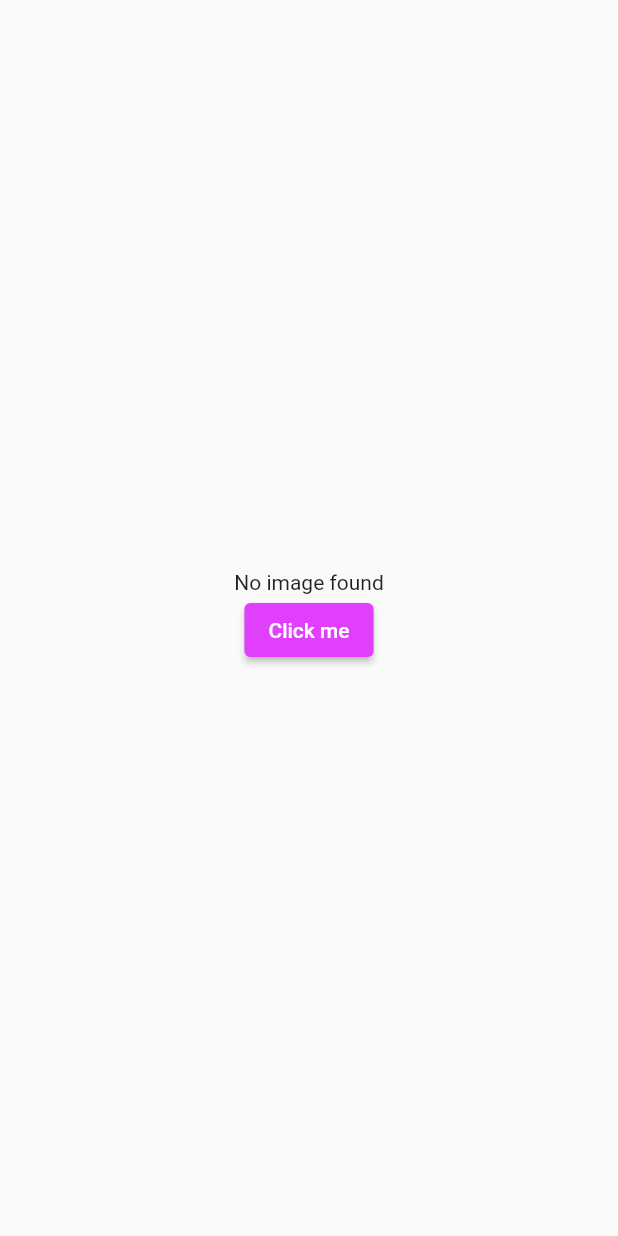
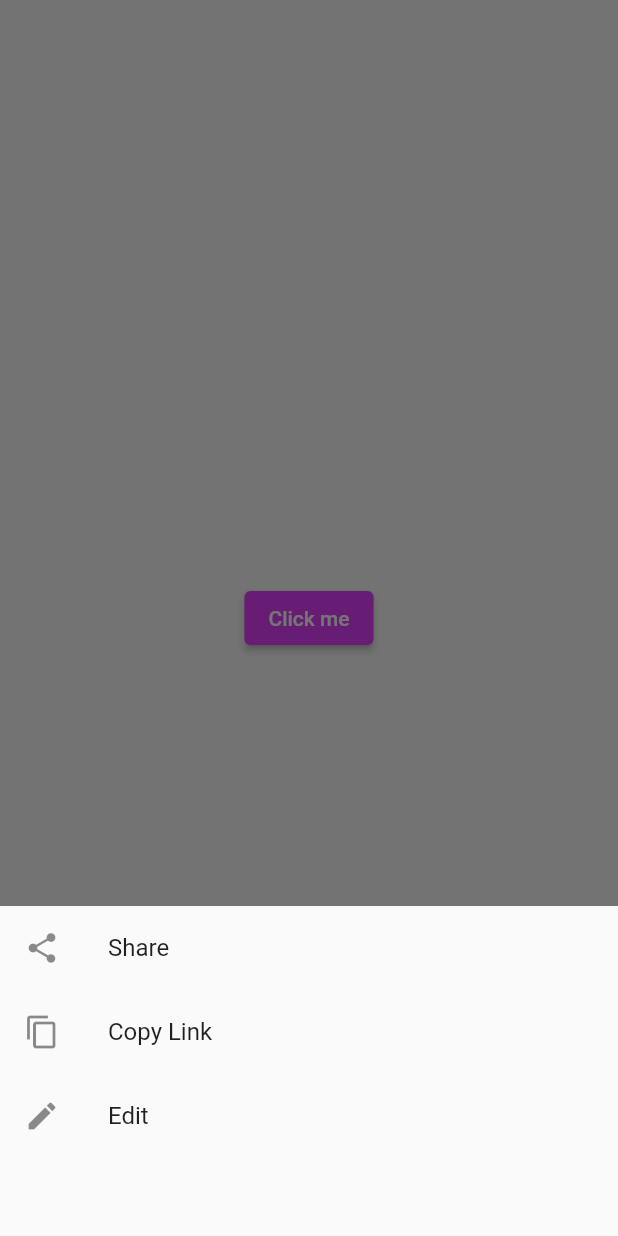
Before and after one commit to Ashraful1599/flutter, a Flutter app: the screen it shows after launch, after a tap on "Click me", on a phone screen of 412 x 824 dp. Run offline on Flutter 3.47's test engine with Material 2 defaults, Android fonts, the phone set to English and light mode, and no system bars; our stand-ins replace image_picker.

```diff
--- a/lib/main.dart
+++ b/lib/main.dart
@@ -15,73 +15,6 @@ void main() {
     child: const PageViewClass(),
   ));
 }
-
-// class MyApp extends StatelessWidget {
-//   const MyApp({super.key});
-//
-//   // This widget is the root of your application.
-//   @override
-//   Widget build(BuildContext context) {
-//     return MaterialApp(debugShowCheckedModeBanner: false, home: HomePage());
-//   }
-// }
-//
-// class HomePage extends StatelessWidget {
-//   // const HomePage({Key? key}) : super(key: key);
-//
-//   @override
-//   Widget build(BuildContext context) {
-//     var width = MediaQuery.of(context).size.width;
-//     return SafeArea(
-//       child: Scaffold(
-//           floatingActionButton: FloatingActionButton(
-//             child: Icon(
-//               Icons.add,
-//               size: 30,
-//             ),
-//             onPressed: () {
-//               print("Clicked");
-//             },
-//           ),
-//           backgroundColor: Colors.deepPurpleAccent,
-//           appBar: AppBar(
-//             title: const Text("This is a title"),
-//             centerTitle: true,
-//             leading: const Icon(Icons.menu, size: 30),
-//             actions: [
-//               IconButton(
-//                 icon: Icon(
-//                   Icons.add_circle_outline,
-//                   size: 30,
-//                 ),
-//                 onPressed: () {
-//                   print('e');
-//                 },
-//               )
-//             ],
-//           ),
-//           body: Row(
-//             children: [
-//               Expanded(
-//                   flex: 2,
-//                   child: Container(
-//                     color: Colors.yellowAccent,
-//                   )),
-//               Expanded(
-//                   flex: 1,
-//                   child: Container(
-//                     color: Colors.red,
-//                   )),
-//               Expanded(
-//                   flex: 2,
-//                   child: Container(
-//                     color: Colors.black,
-//                   )),
-//             ],
-//           )),
-//     );
-//   }
-// }
 
 class PageViewClass extends StatefulWidget {
   const PageViewClass({Key? key}) : super(key: key);
@@ -116,7 +49,6 @@ class _PageViewState extends State<PageViewClass> {
 
   @override
   Widget build(BuildContext context) {
-
     var providerData = Provider.of<ReceiveData>(context);
     print(providerData.image);
     return MaterialApp(
@@ -127,19 +59,41 @@ class _PageViewState extends State<PageViewClass> {
             child: Column(
               mainAxisAlignment: MainAxisAlignment.center,
               children: [
-            //Text("You clicked " + providerData.value.toString() + " times"),
-
-    //        providerData._image == null? Text("No image found"): Image.file(providerData._image),
-            providerData.image == null? Text("No image found"): Image.file(providerData.image as File),
-            ElevatedButton(
+                Builder(builder: (context) {
+                  return ElevatedButton(
                     child: Text("Click me"),
                     style: ButtonStyle(
                         backgroundColor:
                             MaterialStateProperty.all(Colors.purpleAccent)),
                     onPressed: () {
-                providerData.captureImage();
+                      showModalBottomSheet(
+                          context: context,
+                          builder: (context) {
+                            return Container(
+                              height: 220,
+                              child: Column(
+                                children: [
+                                  ListTile(
+                                    leading: Icon(Icons.share),
+                                    title: Text('Share'),
+                                  ),
+                                  ListTile(
+                                    leading: Icon(Icons.copy),
+                                    title: Text('Copy Link'),
+                                  ),
+                                  ListTile(
+                                    leading: Icon(Icons.edit),
+                                    title: Text('Edit'),
+                                  ),
+                                ],
+                              ),
+                            );
+                          });
+
+                      //providerData.captureImage();
                     },
-            )
+                  );
+                }),
               ],
             ),
           )),
@@ -158,14 +112,13 @@ class _PageViewState extends State<PageViewClass> {
 }
 
 class ReceiveData extends ChangeNotifier {
-
-
   File? image;
 
   final _picker = ImagePicker();
   // Implementing the image picker
   Future captureImage() async {
-    final XFile? pickedImage = await _picker.pickImage(source: ImageSource.camera);
+    final XFile? pickedImage =
+        await _picker.pickImage(source: ImageSource.camera);
     if (pickedImage != null) {
       // setState(() {
       image = File(pickedImage!.path);
@@ -174,22 +127,4 @@ class ReceiveData extends ChangeNotifier {
       notifyListeners();
     }
   }
-
-
- // notifyListeners();
-
-//   XFile? _photo;
-// Future captureImage() async{
-//     try {
-//       final XFile? image = await ImagePicker().pickImage(source: ImageSource.camera);
-//      // if (image == null) return;
-//      // final imageTemperory = File(image.path);
-//       XFile? _photo = image;
-//      print(_photo);
-//     } on PlatformException catch (e) {
-//       print(" File not Picked ");
-//     }
-//   }
-
-
 }
```
Lines whose indentation alone changed are shown as unchanged.
